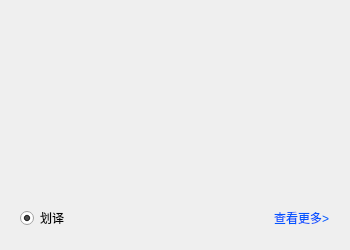
The window that baidu_trans/FloatWindow.ui (mtrdong/translator_pyqt5) describes before a commit, drawn with Qt 5.
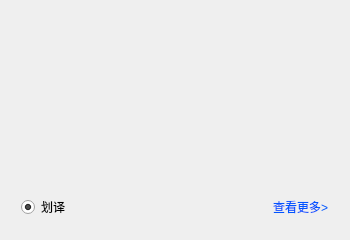
The same window after the commit.

Commit message: 布局调整

Patch:
```diff
--- a/baidu_trans/FloatWindow.ui
+++ b/baidu_trans/FloatWindow.ui
@@ -7,16 +7,33 @@
     <x>0</x>
     <y>0</y>
     <width>350</width>
-    <height>250</height>
+    <height>240</height>
    </rect>
   </property>
   <property name="windowTitle">
    <string>FloatWindow</string>
   </property>
+  <property name="styleSheet">
+   <string notr="true">QTextBrowser {background-color: transparent; border: 0;} QScrollBar:vertical {background: transparent; width: 6px; margin: 0;} QScrollBar::handle:vertical {background: rgb(224, 224, 224); min-height: 30px; border-radius: 3px;} QScrollBar::sub-line:vertical {height: 0; subcontrol-position: top;} QScrollBar::add-line:vertical {height: 0; subcontrol-position: bottom;} QScrollBar:horizontal {background: transparent; height: 6px; margin: 0;} QScrollBar::handle:horizontal {background: rgb(224, 224, 224); min-width: 30px; border-radius: 3px;} QScrollBar::sub-line:horizontal {width: 0; subcontrol-position: left;} QScrollBar::add-line:horizontal {width: 0; subcontrol-position: right;}</string>
+  </property>
   <layout class="QVBoxLayout" name="verticalLayout_2">
    <item>
-    <widget class="QWidget" name="widget" native="true">
      <layout class="QVBoxLayout" name="verticalLayout">
+     <property name="spacing">
+      <number>0</number>
+     </property>
+     <property name="leftMargin">
+      <number>10</number>
+     </property>
+     <property name="topMargin">
+      <number>10</number>
+     </property>
+     <property name="rightMargin">
+      <number>10</number>
+     </property>
+     <property name="bottomMargin">
+      <number>10</number>
+     </property>
       <item>
        <widget class="QTextBrowser" name="textBrowser">
         <property name="maximumSize">
@@ -25,9 +42,6 @@
           <height>40</height>
          </size>
         </property>
-        <property name="styleSheet">
-         <string notr="true">QTextBrowser {background-color: transparent; border: 1px solid transparent;} QScrollBar:vertical {background: transparent; width: 6px; margin: 0;} QScrollBar::handle:vertical {background: rgb(224, 224, 224); min-height: 30px; border-radius: 3px;} QScrollBar::sub-line:vertical {height: 0; subcontrol-position: top;} QScrollBar::add-line:vertical {height: 0; subcontrol-position: bottom;} QScrollBar:horizontal {background: transparent; height: 6px; margin: 0;} QScrollBar::handle:horizontal {background: rgb(224, 224, 224); min-width: 30px; border-radius: 3px;} QScrollBar::sub-line:horizontal {width: 0; subcontrol-position: left;} QScrollBar::add-line:horizontal {width: 0; subcontrol-position: right;}</string>
-        </property>
         <property name="lineWrapMode">
          <enum>QTextEdit::NoWrap</enum>
         </property>
@@ -41,20 +55,13 @@
           <height>40</height>
          </size>
         </property>
-        <property name="styleSheet">
-         <string notr="true">QTextBrowser {background-color: transparent; border: 1px solid transparent;} QScrollBar:vertical {background: transparent; width: 6px; margin: 0;} QScrollBar::handle:vertical {background: rgb(224, 224, 224); min-height: 30px; border-radius: 3px;} QScrollBar::sub-line:vertical {height: 0; subcontrol-position: top;} QScrollBar::add-line:vertical {height: 0; subcontrol-position: bottom;} QScrollBar:horizontal {background: transparent; height: 6px; margin: 0;} QScrollBar::handle:horizontal {background: rgb(224, 224, 224); min-width: 30px; border-radius: 3px;} QScrollBar::sub-line:horizontal {width: 0; subcontrol-position: left;} QScrollBar::add-line:horizontal {width: 0; subcontrol-position: right;}</string>
-        </property>
         <property name="lineWrapMode">
          <enum>QTextEdit::NoWrap</enum>
         </property>
        </widget>
       </item>
       <item>
-       <widget class="QTextBrowser" name="textBrowser_3">
-        <property name="styleSheet">
-         <string notr="true">QTextBrowser {background-color: transparent; border: 1px solid transparent;} QScrollBar:vertical {background: transparent; width: 6px; margin: 0;} QScrollBar::handle:vertical {background: rgb(224, 224, 224); min-height: 30px; border-radius: 3px;} QScrollBar::sub-line:vertical {height: 0; subcontrol-position: top;} QScrollBar::add-line:vertical {height: 0; subcontrol-position: bottom;} QScrollBar:horizontal {background: transparent; height: 6px; margin: 0;} QScrollBar::handle:horizontal {background: rgb(224, 224, 224); min-width: 30px; border-radius: 3px;} QScrollBar::sub-line:horizontal {width: 0; subcontrol-position: left;} QScrollBar::add-line:horizontal {width: 0; subcontrol-position: right;}</string>
-        </property>
-       </widget>
+      <widget class="QTextBrowser" name="textBrowser_3"/>
       </item>
       <item>
        <layout class="QHBoxLayout" name="horizontalLayout">
@@ -94,7 +101,6 @@
        </layout>
       </item>
      </layout>
-    </widget>
    </item>
   </layout>
  </widget>
```
Lines whose indentation alone changed are shown as unchanged. The commit also changes 6 other files.
